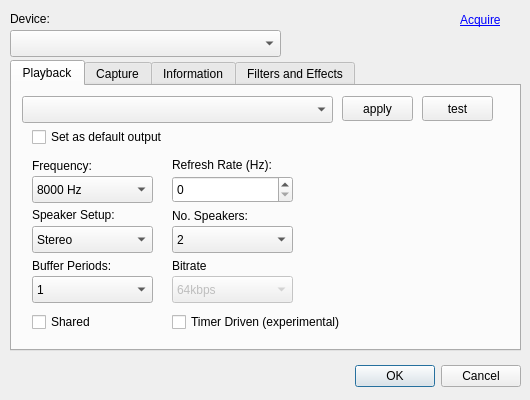
Before: the Qt Designer form aaxconfig/aaxconfig.ui in adalinbv/aax-support, drawn with Qt 5.
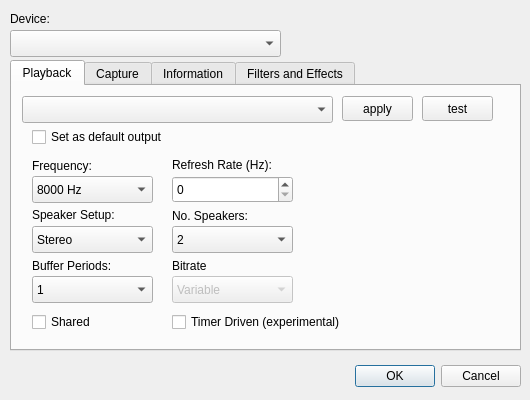
After: the same form once the commit is applied.

Commit message: Sudpport variable bitrate

Diff of the .ui file:
```diff
--- a/aaxconfig/aaxconfig.ui
+++ b/aaxconfig/aaxconfig.ui
@@ -349,6 +349,11 @@
      <property name="toolTip">
       <string>&lt;html&gt;&lt;head/&gt;&lt;body&gt;&lt;p&gt;The bitrate defines the size and accuracy of compressed audio formats like mp3.&lt;/p&gt;&lt;/body&gt;&lt;/html&gt;</string>
      </property>
+     <item>
+      <property name="text">
+       <string>Variable</string>
+      </property>
+     </item>
      <item>
       <property name="text">
        <string>64kbps</string>
@@ -802,9 +807,6 @@
    <property name="layoutDirection">
     <enum>Qt::RightToLeft</enum>
    </property>
-   <property name="text">
-    <string>&lt;html&gt;&lt;head/&gt;&lt;body&gt;&lt;p&gt;&lt;a href=&quot;http://www.adalin.com/buy_aeonwaveHD.html&quot;&gt;&lt;span style=&quot; text-decoration: underline; color:#0000ff;&quot;&gt;Acquire&lt;/span&gt;&lt;/a&gt;&lt;/p&gt;&lt;/body&gt;&lt;/html&gt;</string>
-   </property>
    <property name="textFormat">
     <enum>Qt::RichText</enum>
    </property>
```
The commit also changes 2 other files.
